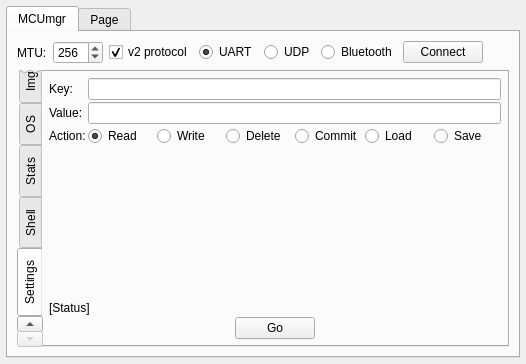
thedjnK/AuTerm, file plugins/mcumgr/form.ui: the form before one commit.
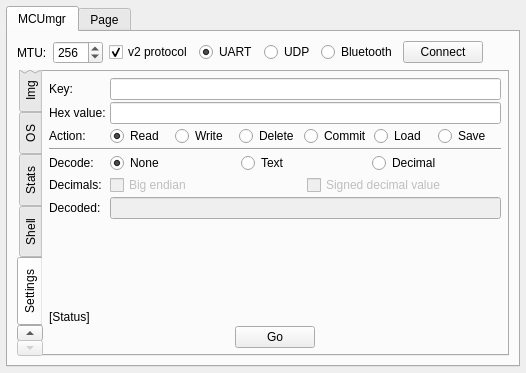
The form after the commit. The open tabs and pages were chosen to show the change.

Commit message: Made the following changes:  - plugins: mcumgr: UI form updates and re-ordering  - plugins: mcumgr: Add support for fs mgmt progress  - plugins: mcumgr: Add fs mgmt status output  - plugins: mcumgr: Add fs mgmt hash/checksum output  - plugins: mcumgr: Add settings mgmt output decoding  - plugins: mcumgr: Made shell mgmt output appear in monospace font  - plugins: mcumgr: Fixed issue with fs mgmt upload wrong checking    that PC file existed  - plugins: mcumgr: Fixed issue with shell mgmt output variable not    being cleared and appearing as the finished text

The edit to the form file:
```diff
--- a/plugins/mcumgr/form.ui
+++ b/plugins/mcumgr/form.ui
@@ -7,7 +7,7 @@
     <x>0</x>
     <y>0</y>
     <width>526</width>
-    <height>364</height>
+    <height>373</height>
    </rect>
   </property>
   <property name="windowTitle">
@@ -1348,6 +1348,86 @@
            <property name="spacing">
             <number>2</number>
            </property>
+           <item row="0" column="2">
+            <widget class="QLineEdit" name="edit_settings_key"/>
+           </item>
+           <item row="3" column="0">
+            <widget class="QLabel" name="label_22">
+             <property name="text">
+              <string>Action:</string>
+             </property>
+            </widget>
+           </item>
+           <item row="10" column="0" colspan="3">
+            <widget class="QLabel" name="lbl_settings_status">
+             <property name="text">
+              <string>[Status]</string>
+             </property>
+            </widget>
+           </item>
+           <item row="9" column="0">
+            <spacer name="verticalSpacer_5">
+             <property name="orientation">
+              <enum>Qt::Vertical</enum>
+             </property>
+             <property name="sizeHint" stdset="0">
+              <size>
+               <width>20</width>
+               <height>40</height>
+              </size>
+             </property>
+            </spacer>
+           </item>
+           <item row="8" column="0">
+            <widget class="QLabel" name="label_26">
+             <property name="text">
+              <string>Decoded:</string>
+             </property>
+            </widget>
+           </item>
+           <item row="6" column="2">
+            <layout class="QHBoxLayout" name="horizontalLayout_16">
+             <property name="spacing">
+              <number>2</number>
+             </property>
+             <item>
+              <widget class="QRadioButton" name="radio_settings_none">
+               <property name="text">
+                <string>None</string>
+               </property>
+               <property name="checked">
+                <bool>true</bool>
+               </property>
+               <attribute name="buttonGroup">
+                <string notr="true">buttonGroup_2</string>
+               </attribute>
+              </widget>
+             </item>
+             <item>
+              <widget class="QRadioButton" name="radio_settings_text">
+               <property name="text">
+                <string>Text</string>
+               </property>
+               <property name="checked">
+                <bool>false</bool>
+               </property>
+               <attribute name="buttonGroup">
+                <string notr="true">buttonGroup_2</string>
+               </attribute>
+              </widget>
+             </item>
+             <item>
+              <widget class="QRadioButton" name="radio_settings_decimal">
+               <property name="text">
+                <string>Decimal</string>
+               </property>
+               <attribute name="buttonGroup">
+                <string notr="true">buttonGroup_2</string>
+               </attribute>
+              </widget>
+             </item>
+            </layout>
+           </item>
            <item row="0" column="0">
             <widget class="QLabel" name="label_23">
              <property name="text">
@@ -1355,14 +1435,14 @@
              </property>
             </widget>
            </item>
-           <item row="4" column="0" colspan="2">
-            <widget class="QLabel" name="lbl_settings_status">
+           <item row="1" column="0">
+            <widget class="QLabel" name="label_24">
              <property name="text">
-              <string>[Status]</string>
+              <string>Hex value:</string>
              </property>
             </widget>
            </item>
-           <item row="5" column="0" colspan="2">
+           <item row="11" column="0" colspan="3">
             <layout class="QHBoxLayout" name="horizontalLayout_15">
              <property name="spacing">
               <number>2</number>
@@ -1402,15 +1482,52 @@
              </item>
             </layout>
            </item>
-           <item row="1" column="1">
-            <widget class="QLineEdit" name="edit_settings_value">
-             <property name="readOnly">
-              <bool>true</bool>
+           <item row="6" column="0">
+            <widget class="QLabel" name="label_25">
+             <property name="text">
+              <string>Decode:</string>
              </property>
             </widget>
            </item>
-           <item row="2" column="1">
+           <item row="7" column="2">
+            <layout class="QHBoxLayout" name="horizontalLayout_12">
+             <property name="spacing">
+              <number>2</number>
+             </property>
+             <item>
+              <widget class="QCheckBox" name="check_settings_big_endian">
+               <property name="enabled">
+                <bool>false</bool>
+               </property>
+               <property name="text">
+                <string>Big endian</string>
+               </property>
+              </widget>
+             </item>
+             <item>
+              <widget class="QCheckBox" name="check_settings_signed_decimal_value">
+               <property name="enabled">
+                <bool>false</bool>
+               </property>
+               <property name="text">
+                <string>Signed decimal value</string>
+               </property>
+              </widget>
+             </item>
+            </layout>
+           </item>
+           <item row="7" column="0">
+            <widget class="QLabel" name="label_27">
+             <property name="text">
+              <string>Decimals:</string>
+             </property>
+            </widget>
+           </item>
+           <item row="3" column="2">
             <layout class="QHBoxLayout" name="horizontalLayout_11">
+             <property name="spacing">
+              <number>2</number>
+             </property>
              <item>
               <widget class="QRadioButton" name="radio_settings_read">
                <property name="text">
@@ -1458,35 +1575,32 @@
              </item>
             </layout>
            </item>
-           <item row="2" column="0">
-            <widget class="QLabel" name="label_22">
-             <property name="text">
-              <string>Action:</string>
+           <item row="1" column="2">
+            <widget class="QLineEdit" name="edit_settings_value">
+             <property name="readOnly">
+              <bool>true</bool>
              </property>
             </widget>
            </item>
-           <item row="0" column="1">
-            <widget class="QLineEdit" name="edit_settings_key"/>
-           </item>
-           <item row="1" column="0">
-            <widget class="QLabel" name="label_24">
-             <property name="text">
-              <string>Value:</string>
+           <item row="8" column="2">
+            <widget class="QLineEdit" name="edit_settings_decoded">
+             <property name="enabled">
+              <bool>false</bool>
              </property>
+             <property name="readOnly">
+              <bool>true</bool>
+             </property>
             </widget>
            </item>
-           <item row="3" column="0">
-            <spacer name="verticalSpacer_5">
+           <item row="4" column="0" rowspan="2" colspan="3">
+            <widget class="Line" name="line_2">
+             <property name="lineWidth">
+              <number>1</number>
+             </property>
              <property name="orientation">
-              <enum>Qt::Vertical</enum>
+              <enum>Qt::Horizontal</enum>
              </property>
-             <property name="sizeHint" stdset="0">
-              <size>
-               <width>20</width>
-               <height>40</height>
-              </size>
-             </property>
-            </spacer>
+            </widget>
            </item>
           </layout>
          </widget>
```
Left out of the diff: 325 changed lines with no effect on the pictures. The commit also changes 8 other files.
